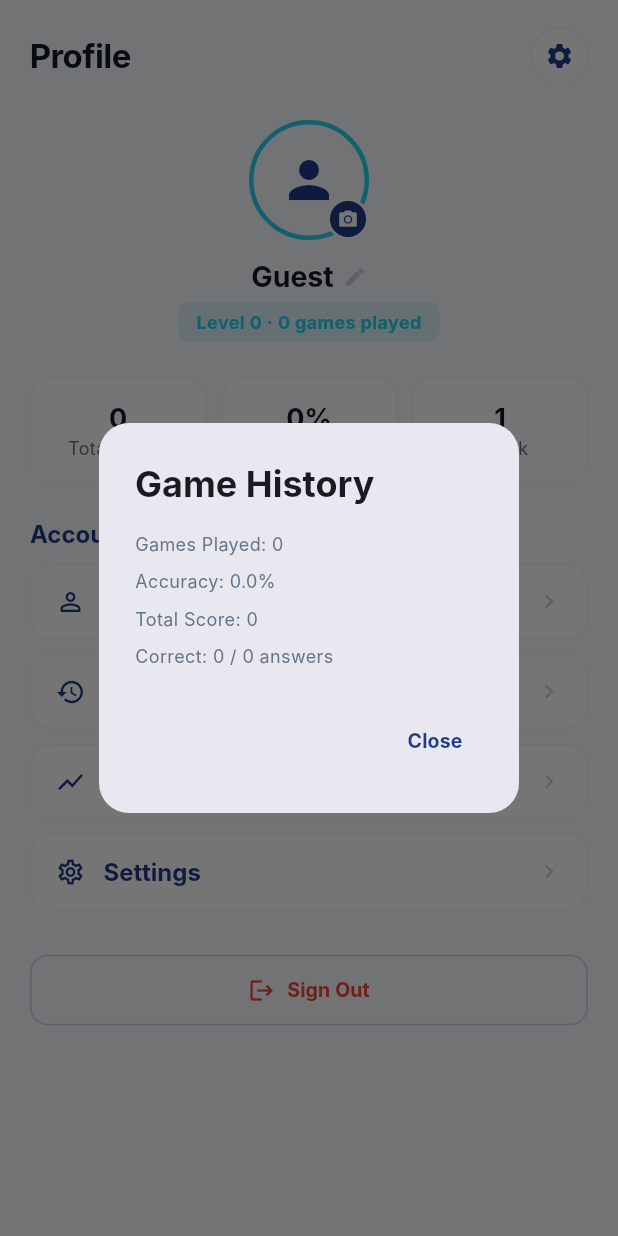
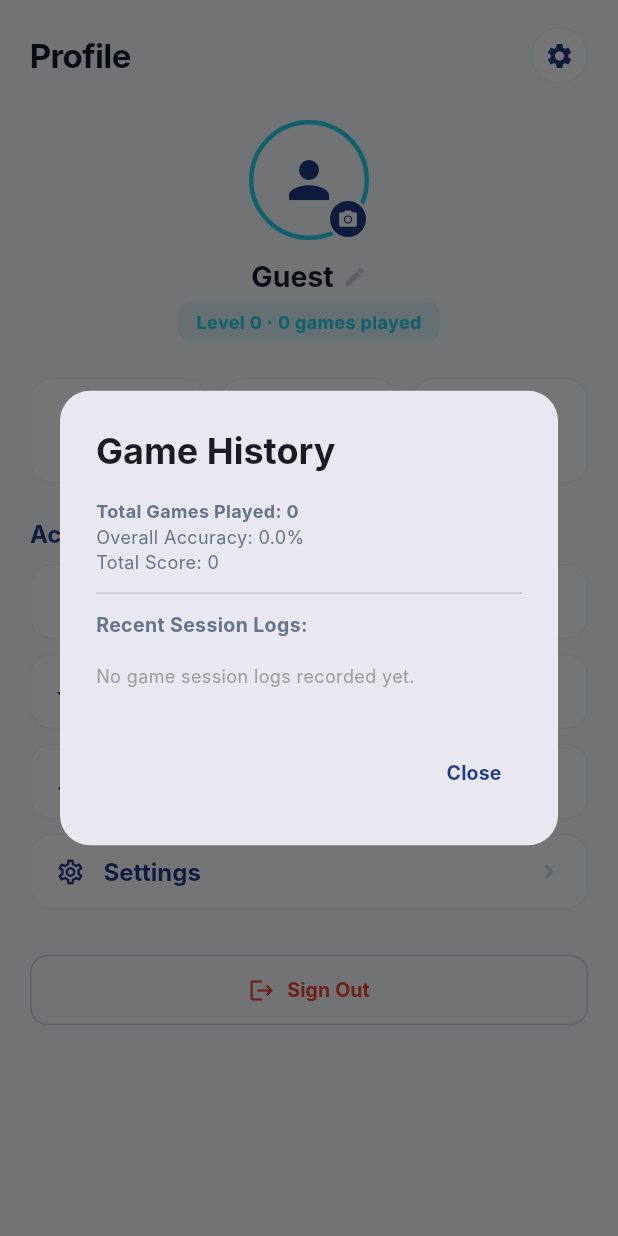
Before and after one commit to ineztan9860-beep/MelodyMind_FYP, a Flutter app: the ProfileScreen screen opened directly, after a tap on "Game History", on a phone screen of 412 x 824 dp. Run offline on Flutter 3.47's test engine with Material 3 defaults, Android fonts, the phone set to English and light mode, and no system bars; our stand-ins replace audioplayers, cloud_firestore, firebase_auth, firebase_core, flutter_riverpod, image_picker and 3 more; missing offline and left inert: dart:js_interop; accounts and stored records are empty; generated files the repository leaves out were written again; network calls fail; Roboto replaces fonts that are missing (Inter).

Commit message:
feat(backend): connect game results to Firestore gameHistory subcollection and user stats

```diff
--- a/lib/features/game/presentation/screens/game_screen.dart
+++ b/lib/features/game/presentation/screens/game_screen.dart
@@ -102,6 +102,7 @@ class GameScreenState extends ConsumerState<GameplayScreen> {
           correctAnswers: _correctAnswers,
           totalAnswers: _totalAnswers,
           incrementStreak: _correctAnswers > 0,
+          gameMode: 'Note Identification',
         );
     // Also save to high score board
     final playerName =
--- a/lib/features/game/presentation/screens/rhythm_challenge_screen.dart
+++ b/lib/features/game/presentation/screens/rhythm_challenge_screen.dart
@@ -148,6 +148,7 @@ class _RhythmChallengeScreenState
           correctAnswers: _correctTaps,
           totalAnswers: _totalTaps,
           incrementStreak: _correctTaps > 0,
+          gameMode: 'Rhythm Challenge',
         );
 
     if (mounted) {
--- a/lib/features/game/presentation/screens/sequence_memory_screen.dart
+++ b/lib/features/game/presentation/screens/sequence_memory_screen.dart
@@ -80,6 +80,7 @@ class _SequenceMemoryScreenState extends ConsumerState<SequenceMemoryScreen> {
           correctAnswers: _round - 1,
           totalAnswers: _round + 3 - _lives,
           incrementStreak: _round > 1,
+          gameMode: 'Sequence Memory',
         );
 
     if (mounted) {
--- a/lib/features/profile/presentation/screens/profile_screen.dart
+++ b/lib/features/profile/presentation/screens/profile_screen.dart
@@ -1,3 +1,4 @@
+import 'package:cloud_firestore/cloud_firestore.dart';
 import 'package:flutter/material.dart';
 import 'package:flutter_riverpod/flutter_riverpod.dart';
 import 'package:interactive_musical_game/features/profile/providers/user_provider.dart';
@@ -137,20 +138,70 @@ class _ProfileScreenState extends ConsumerState<ProfileScreen> {
             RoundedRectangleBorder(borderRadius: BorderRadius.circular(20)),
         title: const Text('Game History',
             style: TextStyle(fontWeight: FontWeight.bold)),
-        content: Column(
-          mainAxisSize: MainAxisSize.min,
-          crossAxisAlignment: CrossAxisAlignment.start,
-          children: [
-            Text('Games Played: ${profile.gamesPlayed}'),
-            const SizedBox(height: 8),
-            Text(
-                'Accuracy: ${profile.accuracy.toStringAsFixed(1)}%'),
-            const SizedBox(height: 8),
-            Text('Total Score: ${profile.totalScore}'),
-            const SizedBox(height: 8),
-            Text('Correct: ${profile.correctAnswers} / '
-                '${profile.totalAnswers} answers'),
-          ],
+        content: SizedBox(
+          width: double.maxFinite,
+          child: Column(
+            mainAxisSize: MainAxisSize.min,
+            crossAxisAlignment: CrossAxisAlignment.start,
+            children: [
+              Text('Total Games Played: ${profile.gamesPlayed}',
+                  style: const TextStyle(fontWeight: FontWeight.bold)),
+              Text('Overall Accuracy: ${profile.accuracy.toStringAsFixed(1)}%'),
+              Text('Total Score: ${profile.totalScore}'),
+              const Divider(height: 24),
+              const Text('Recent Session Logs:',
+                  style: TextStyle(fontWeight: FontWeight.bold, fontSize: 13)),
+              const SizedBox(height: 8),
+              FutureBuilder<QuerySnapshot>(
+                future: FirebaseFirestore.instance
+                    .collection('Users')
+                    .doc(profile.uid)
+                    .collection('gameHistory')
+                    .orderBy('timestamp', descending: true)
+                    .limit(5)
+                    .get(),
+                builder: (context, snapshot) {
+                  if (snapshot.connectionState == ConnectionState.waiting) {
+                    return const Center(
+                        child: Padding(
+                      padding: EdgeInsets.all(12.0),
+                      child: CircularProgressIndicator(strokeWidth: 2),
+                    ));
+                  }
+                  if (!snapshot.hasData || snapshot.data!.docs.isEmpty) {
+                    return const Padding(
+                      padding: EdgeInsets.symmetric(vertical: 8.0),
+                      child: Text('No game session logs recorded yet.',
+                          style: TextStyle(fontSize: 12, color: Colors.grey)),
+                    );
+                  }
+                  final docs = snapshot.data!.docs;
+                  return Column(
+                    children: docs.map((doc) {
+                      final data = doc.data() as Map<String, dynamic>;
+                      final mode = data['gameMode'] ?? 'Music Game';
+                      final score = data['score'] ?? 0;
+                      final acc = (data['accuracy'] as num?)?.toDouble() ?? 0.0;
+                      return Padding(
+                        padding: const EdgeInsets.symmetric(vertical: 4.0),
+                        child: Row(
+                          mainAxisAlignment: MainAxisAlignment.spaceBetween,
+                          children: [
+                            Text(mode,
+                                style: const TextStyle(
+                                    fontSize: 12, fontWeight: FontWeight.w600)),
+                            Text('+$score pts (${acc.round()}%)',
+                                style: const TextStyle(
+                                    fontSize: 12, color: Color(0xFF10B981))),
+                          ],
+                        ),
+                      );
+                    }).toList(),
+                  );
+                },
+              ),
+            ],
+          ),
         ),
         actions: [
           TextButton(
--- a/lib/features/profile/providers/user_provider.dart
+++ b/lib/features/profile/providers/user_provider.dart
@@ -157,6 +157,7 @@ class UserProfileNotifier
     required int correctAnswers,
     required int totalAnswers,
     required bool incrementStreak,
+    String? gameMode,
   }) async {
     final user = ref.read(authStateProvider).value;
     if (user != null) {
@@ -167,6 +168,7 @@ class UserProfileNotifier
             correctAnswers: correctAnswers,
             totalAnswers: totalAnswers,
             incrementStreak: incrementStreak,
+            gameMode: gameMode,
           );
       await _loadProfile();
     }
```
Also changed, not shown: lib/features/profile/data/user_repository.dart (+15 -1 lines).
